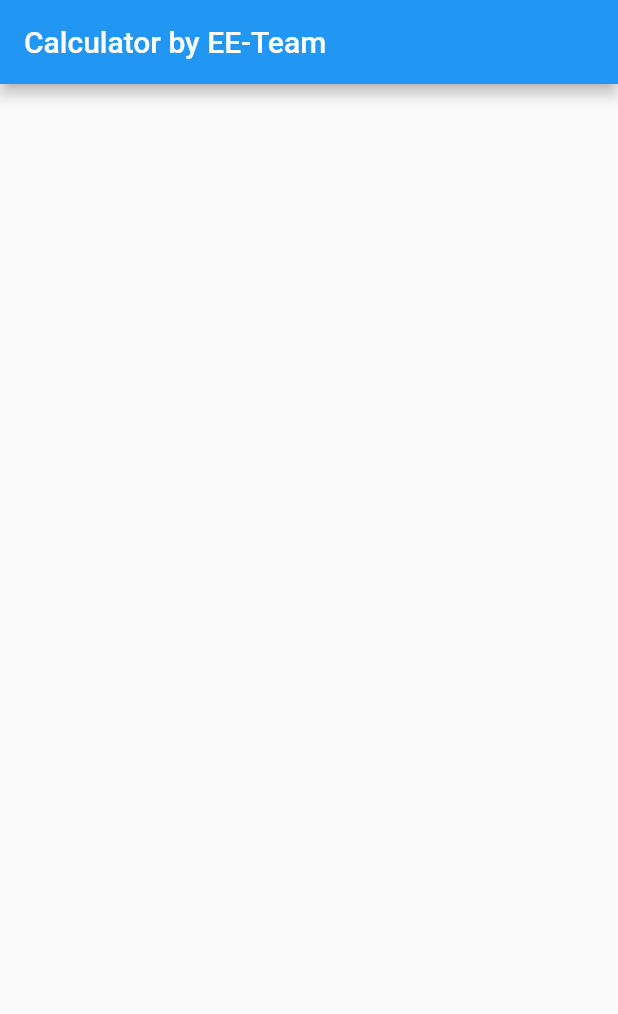
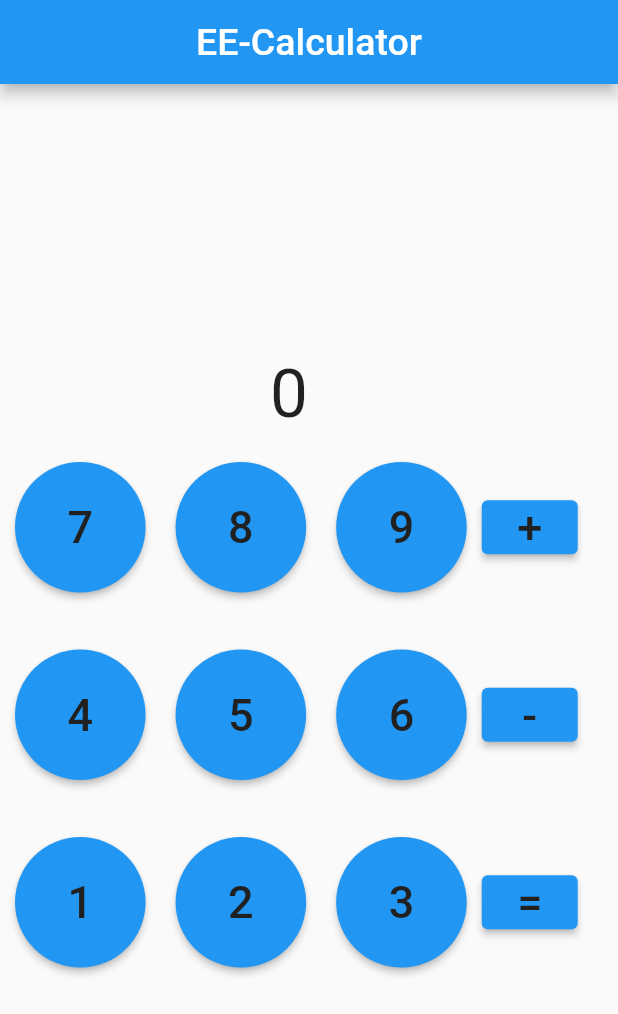
Before and after one commit to pienokainen/EE-calculator, a Flutter app: the screen it shows after launch, on a phone screen of 412 x 824 dp. Shown: the top 1014 px of the screen. Run offline on Flutter 3.47's test engine with Material 2 defaults, Android fonts, the phone set to English and light mode, and no system bars.

Commit message:
calculator build almost ready

```diff
--- a/lib/main.dart
+++ b/lib/main.dart
@@ -1,88 +1,145 @@
 import 'package:flutter/material.dart';
 
-void main() {
-  runApp(MyApp());
-}
+void main() => runApp(MyApp());
 
 class MyApp extends StatelessWidget {
-  // This widget is the root of your application.
-  @override
   Widget build(BuildContext context) {
     return MaterialApp(
-      title: 'EECalculator',
-      theme: ThemeData(
-        // This is the theme of your application.
-        //
-        // Try running your application with "flutter run". You'll see the
-        // application has a blue toolbar. Then, without quitting the app, try
-        // changing the primarySwatch below to Colors.green and then invoke
-        // "hot reload" (press "r" in the console where you ran "flutter run",
-        // or simply save your changes to "hot reload" in a Flutter IDE).
-        // Notice that the counter didn't reset back to zero; the application
-        // is not restarted.
-        primarySwatch: Colors.blue,
+      debugShowCheckedModeBanner: false,
+      home: Scaffold(
+        appBar: AppBar(
+          title: Center(
+            child: Text(
+              'EE-Calculator',
+              style: TextStyle(fontSize: 25.0),
+            ),
+          ),
+        ),
+        body: ButtonsBuild(),
       ),
-      home: MyHomePage(title: 'Calculator by EE-Team'),
     );
   }
 }
 
-class MyHomePage extends StatefulWidget {
-  MyHomePage({Key key, this.title}) : super(key: key);
-
-  // This widget is the home page of your application. It is stateful, meaning
-  // that it has a State object (defined below) that contains fields that affect
-  // how it looks.
-
-  // This class is the configuration for the state. It holds the values (in this
-  // case the title) provided by the parent (in this case the App widget) and
-  // used by the build method of the State. Fields in a Widget subclass are
-  // always marked "final".
-
-  final String title;
-
+class ButtonsBuild extends StatefulWidget {
   @override
-  _MyHomePageState createState() => _MyHomePageState();
+  _ButtonsBuildState createState() => _ButtonsBuildState();
 }
 
-class _MyHomePageState extends State<MyHomePage> {
-  @override
-  Widget build(BuildContext context) {
-    // This method is rerun every time setState is called, for instance as done
-    // by the _incrementCounter method above.
-    //
-    // The Flutter framework has been optimized to make rerunning build methods
-    // fast, so that you can just rebuild anything that needs updating rather
-    // than having to individually change instances of widgets.
-    return Scaffold(
-      appBar: AppBar(
-        // Here we take the value from the MyHomePage object that was created by
-        // the App.build method, and use it to set our appbar title.
-        title: Text(widget.title),
-      ),
-      body: Center(
-        // Center is a layout widget. It takes a single child and positions it
-        // in the middle of the parent.
-        child: Column(
-          // Column is also a layout widget. It takes a list of children and
-          // arranges them vertically. By default, it sizes itself to fit its
-          // children horizontally, and tries to be as tall as its parent.
-          //
-          // Invoke "debug painting" (press "p" in the console, choose the
-          // "Toggle Debug Paint" action from the Flutter Inspector in Android
-          // Studio, or the "Toggle Debug Paint" command in Visual Studio Code)
-          // to see the wireframe for each widget.
-          //
-          // Column has various properties to control how it sizes itself and
-          // how it positions its children. Here we use mainAxisAlignment to
-          // center the children vertically; the main axis here is the vertical
-          // axis because Columns are vertical (the cross axis would be
-          // horizontal).
-          mainAxisAlignment: MainAxisAlignment.center,
-          children: <Widget>[
-          ],
+
+class _ButtonsBuildState extends State<ButtonsBuild> {
+  Widget buildButton(String buttonText) {
+    return Padding(
+      padding: const EdgeInsets.all(10.0),
+      child: ElevatedButton(
+        style: ElevatedButton.styleFrom(
+          shape: CircleBorder(),
+          padding: EdgeInsets.all(35.0),
         ),
+        child: Text(
+          '$buttonText',
+          style: TextStyle(
+              fontSize: 30.0,
+              fontStyle: FontStyle.normal,
+              color: Colors.grey[900]),
+        ),
+        onPressed: () {
+          print('Number pressed');
+        },
       ),
     );
   }
+
+  @override
+  Widget build(BuildContext context) {
+    return Column(
+      mainAxisAlignment: MainAxisAlignment.center,
+      children: <Widget>[
+        Padding(
+          padding: const EdgeInsets.all(10.0),
+        ),
+        Column(
+          mainAxisAlignment:MainAxisAlignment.center,
+          children: <Widget>[
+            Row(
+              children: <Widget>[
+                Container(
+                  child: Column(
+                    children: <Widget>[
+                      Row(
+                        mainAxisAlignment: MainAxisAlignment.end,
+                        children: <Widget>[
+                          Text(
+                            '0',
+                            style: TextStyle(fontSize: 45.0),
+                          )
+                        ],
+                      ),
+                      Row(
+                        children: <Widget>[
+                          buildButton('7'),
+                          buildButton('8'),
+                          buildButton('9'),
+                          ElevatedButton(
+                            child: Text(
+                              '+',
+                              style: TextStyle(
+                                  fontSize: 30.0,
+                                  fontStyle: FontStyle.normal,
+                                  color: Colors.grey[900]),
+                            ),
+                            onPressed: () {
+                              print('+ sign pressed');
+                            },
+                          ),
+                        ],
+                      ),
+                      Row(
+                        children: <Widget>[
+                          buildButton('4'),
+                          buildButton('5'),
+                          buildButton('6'),
+                          ElevatedButton(
+                            child: Text(
+                              '-',
+                              style: TextStyle(
+                                  fontSize: 30.0,
+                                  fontStyle: FontStyle.normal,
+                                  color: Colors.grey[900]),
+                            ),
+                            onPressed: () {
+                              print('- sign pressed');
+                            },
+                          ),
+                        ],
+                      ),
+                      Row(
+                        children: <Widget>[
+                          buildButton('1'),
+                          buildButton('2'),
+                          buildButton('3'),
+                          ElevatedButton(
+                            child: Text(
+                              '=',
+                              style: TextStyle(
+                                  fontSize: 30.0,
+                                  fontStyle: FontStyle.normal,
+                                  color: Colors.grey[900]),
+                            ),
+                            onPressed: () {
+                              print('= sign pressed');
+                            },
+                          ),
+                        ],
+                      ),
+                    ],
+                  ),
+                ),
+              ],
+            )
+          ],
+        )
+      ],
+    );
+  }
 }
```
